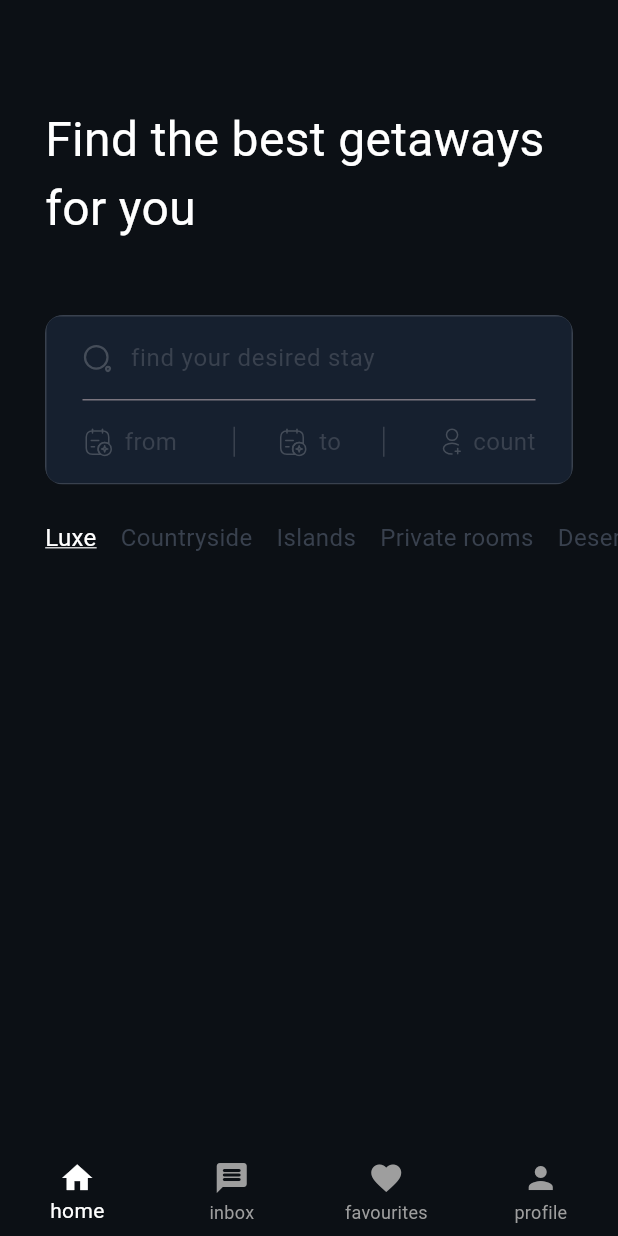
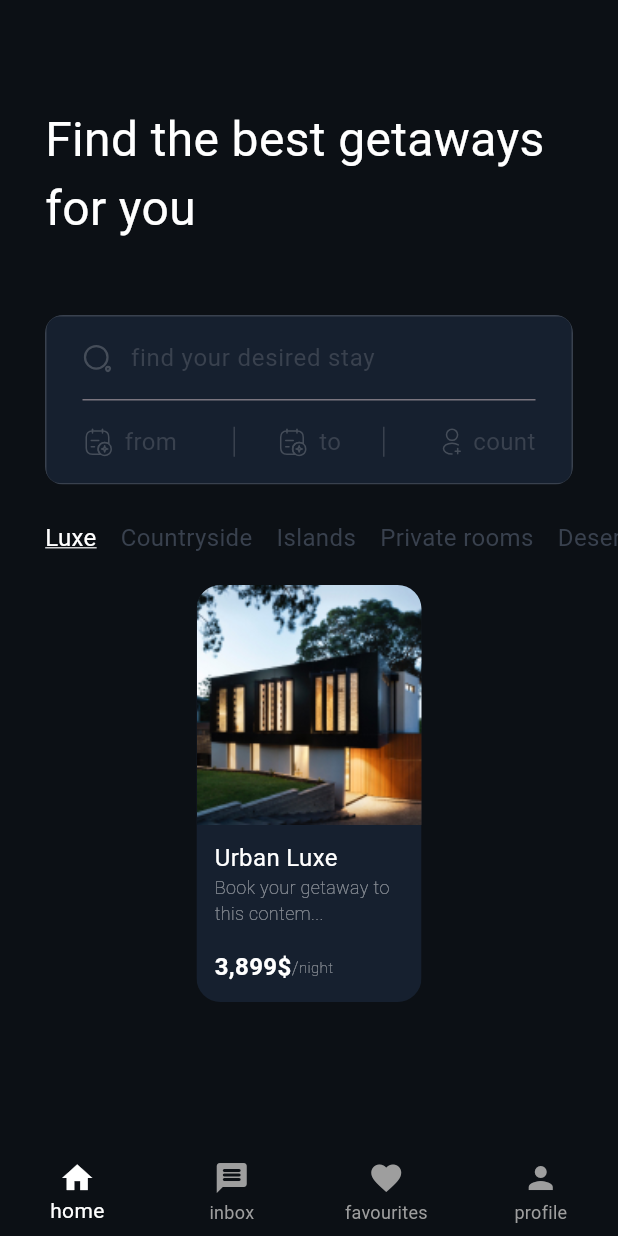
Before and after one commit to kchasiotis/portofolio-flutter-hotel, a Flutter app: the screen it shows after launch, on a phone screen of 412 x 824 dp. Run offline on Flutter 3.47's test engine with Material 3 defaults, Android fonts, the phone set to English and light mode, and no system bars; our stand-ins replace flutter_svg.

Commit message:
Implementing hotel card

```diff
--- a/lib/screens/getaways/find-getaways.dart
+++ b/lib/screens/getaways/find-getaways.dart
@@ -1,5 +1,6 @@
 import 'package:flutter/material.dart';
 import 'package:portofolio/screens/getaways/widgets/input_widget.dart';
+import 'widgets/hotel_card.dart';
 
 //todo: set distances as constants
 class FindGetaways extends StatelessWidget {
@@ -29,17 +30,13 @@ class FindGetaways extends StatelessWidget {
           Container(
             height: 24,
           ),
-          Flexible(
-              child: Padding(
+          Padding(
               padding: const EdgeInsets.only(
                 left: 30,
               ),
-            child: ListView(
-              physics: const AlwaysScrollableScrollPhysics(),
-              // https://stackoverflow.com/questions/48081917/flutter-listview-not-scrollable-not-bouncing
+              child: SingleChildScrollView(
                 scrollDirection: Axis.horizontal,
-              shrinkWrap: true,
-              // Set this
+                child: Row(
                   children: <Widget>[
                     const Text(
                       'Luxe',
@@ -95,6 +92,11 @@ class FindGetaways extends StatelessWidget {
               )),
           Container(
             height: 20,
+          ),
+          Container(
+            child: Column(
+              children: [HotelCard()],
+            ),
           )
         ]));
   }
--- /dev/null
+++ b/lib/screens/getaways/widgets/hotel_card.dart
@@ -0,0 +1,93 @@
+// create stateless widget
+import 'package:flutter/material.dart';
+
+class HotelCard extends StatelessWidget {
+  @override
+  Widget build(BuildContext context) {
+    return ClipRRect(
+      borderRadius: BorderRadius.circular(16),
+      child: Container(
+        width: 150,
+        color: const Color(0xff16202F),
+        child: Column(
+          children: <Widget>[
+            Image(
+              image:
+                  AssetImage('images/r-architecture-GGupkreKwxA-unsplash.jpg'),
+              fit: BoxFit.cover,
+              height: 160,
+              width: 150,
+            ),
+            Padding(
+              padding: EdgeInsets.only(top: 10, left: 12),
+              child: Align(
+                alignment: Alignment.centerLeft,
+                child: Text(
+                  'Urban Luxe',
+                  style: TextStyle(
+                    color: Colors.white,
+                    fontSize: 16,
+                  ),
+                ),
+              ),
+            ),
+            Padding(
+              padding: EdgeInsets.only(
+                left: 12,
+              ),
+              child: Align(
+                  alignment: Alignment.centerLeft,
+                  child: Text(
+                    'Book your getaway to this contem...',
+                    style: TextStyle(
+                      color: Colors.white54,
+                      fontSize: 12,
+                      fontWeight: FontWeight.w100,
+                    ),
+                  )),
+            ),
+            Container(
+              height: 16,
+            ),
+            Padding(
+                child: Align(
+                    alignment: Alignment.centerLeft,
+                    child: Row(
+                      children: [
+                        Text(
+                          '3,899\$',
+                          style: TextStyle(
+                            color: Colors.white,
+                            fontSize: 16,
+                            fontWeight: FontWeight.bold,
+                          ),
+                        ),
+                        Text(
+                          '/',
+                          style: TextStyle(
+                            color: Colors.white54,
+                            fontSize: 12,
+                            fontWeight: FontWeight.w100,
+                          ),
+                        ),
+                        Text(
+                          'night',
+                          style: TextStyle(
+                            color: Colors.white54,
+                            fontSize: 10,
+                            fontWeight: FontWeight.w100,
+                          ),
+                        ),
+
+                      ],
+                    )),
+                padding: EdgeInsets.only(left: 12)),
+            Container(
+              height: 12,
+            ),
+          ],
+        ),
+      ),
+    );
+  }
+}
--- a/pubspec.yaml
+++ b/pubspec.yaml
@@ -60,9 +60,8 @@ flutter:
   uses-material-design: true
 
   # To add assets to your application, add an assets section, like this:
-  # assets:
-  #   - images/a_dot_burr.jpeg
-  #   - images/a_dot_ham.jpeg
+  assets:
+   - images/
 
   # An image asset can refer to one or more resolution-specific "variants", see
   # https://flutter.dev/assets-and-images/#resolution-aware
```
Also changed, not shown: images/r-architecture-GGupkreKwxA-unsplash.jpg (added). Lines whose indentation alone changed are shown as unchanged.
